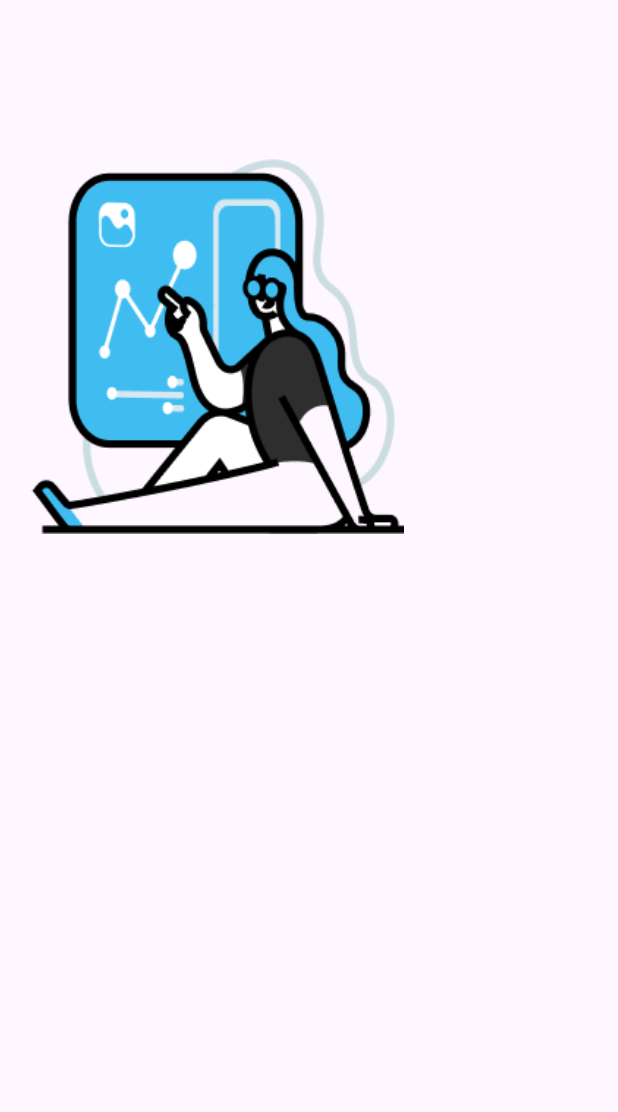
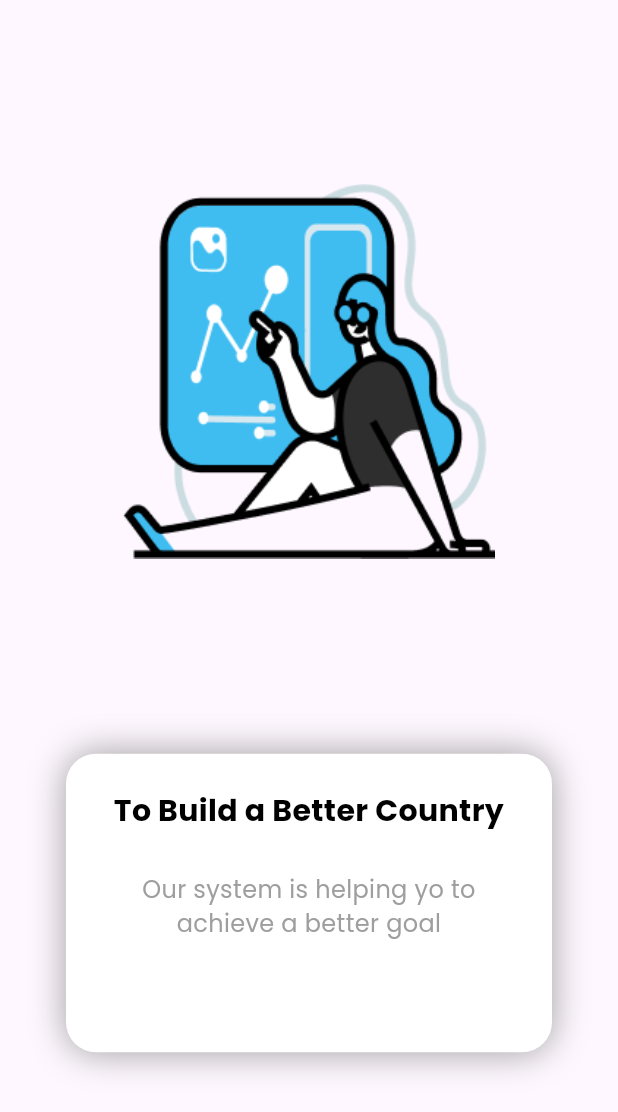
Before and after one commit to Royhan2123/Aplikasi-Mbanking, a Flutter app: the screen it shows after launch, on a phone screen of 412 x 824 dp. Shown: the top 1112 px of the screen. Run offline on Flutter 3.47's test engine with Material 3 defaults, Android fonts, the phone set to English and light mode, and no system bars; drawn by our look-alikes of carousel_slider; our stand-ins replace google_fonts.

Commit message:
on Boarding

```diff
--- a/lib/main.dart
+++ b/lib/main.dart
@@ -1,6 +1,6 @@
 
 import 'package:aplikasi_mbanking/ui/login%20&%20register/login_screen.dart';
-import 'package:aplikasi_mbanking/ui/onBoarding.dart';
+import 'package:aplikasi_mbanking/ui/on_boarding.dart';
 import 'package:aplikasi_mbanking/ui/splash_screen.dart';
 import 'package:flutter/material.dart';
 
--- a/lib/style/color/style_color.dart
+++ b/lib/style/color/style_color.dart
@@ -13,3 +13,6 @@ TextStyle blueStyle = GoogleFonts.poppins(
 TextStyle redStyle = GoogleFonts.poppins(
   color: Colors.red,
 );
+TextStyle greyStyle = GoogleFonts.poppins(
+  color: Colors.grey,
+);
--- a/lib/ui/onBoarding.dart
+++ /dev/null
@@ -1,48 +0,0 @@
-import 'package:carousel_slider/carousel_controller.dart';
-import 'package:flutter/material.dart';
-
-class OnBoarding extends StatefulWidget {
-  const OnBoarding({super.key});
-
-  @override
-  State<OnBoarding> createState() => _OnBoardingState();
-}
-
-class _OnBoardingState extends State<OnBoarding> {
-  int currentIndex = 0;
-  CarouselController controller = CarouselController();
-
-  List<String> title = [
-    "To Build a Better Country",
-    "To Build a Good Portfolio",
-    "Start To Feel a New Life"
-  ];
-
-  List<String> descripsi = [
-    "Our system is helping yo to achieve a better goal",
-    "We provide tips for you so that you can adapt easier",
-    "Our system is helping yo to achieve a better goal"
-  ];
-
-  @override
-  Widget build(BuildContext context) {
-    return Scaffold(
-      body: Container(
-        margin: const EdgeInsets.all(20),
-        child: Column(
-          children: [
-              Container(
-                width: 250,
-                height: 250,
-                margin: const EdgeInsets.only(top: 86),
-                decoration: BoxDecoration(
-                  image: DecorationImage(image:
-                  AssetImage("assets/onBoarding1.png"),)
-                ),
-              ),
-          ],
-        ),
-      ),
-    );
-  }
-}
--- /dev/null
+++ b/lib/ui/on_boarding.dart
@@ -0,0 +1,104 @@
+import 'package:aplikasi_mbanking/style/color/style_color.dart';
+import 'package:carousel_slider/carousel_slider.dart';
+import 'package:flutter/material.dart';
+
+class OnBoarding extends StatefulWidget {
+  const OnBoarding({super.key});
+
+  @override
+  State<OnBoarding> createState() => _OnBoardingState();
+}
+
+class _OnBoardingState extends State<OnBoarding> {
+  int currentIndex = 0;
+  CarouselController controller = CarouselController();
+
+  List<String> title = [
+    "To Build a Better Country",
+    "To Build a Good Portfolio",
+    "Start To Feel a New Life"
+  ];
+
+  List<String> descripsi = [
+    "Our system is helping yo to achieve a better goal",
+    "We provide tips for you so that you can adapt easier",
+    "Our system is helping yo to achieve a better goal"
+  ];
+
+  @override
+  Widget build(BuildContext context) {
+    return Scaffold(
+      body: Container(
+        margin: const EdgeInsets.all(20),
+        child: Center(
+          child: Column(
+            mainAxisAlignment: MainAxisAlignment.center,
+            children: [
+              CarouselSlider(
+                carouselController: controller,
+                items: [
+                  Image.asset("assets/onBoarding1.png"),
+                  Image.asset("assets/onBoarding2.png"),
+                  Image.asset("assets/onBoarding3.png"),
+                ],
+                options: CarouselOptions(
+                  height: 250,
+                  viewportFraction: 1,
+                  enableInfiniteScroll: false,
+                  onPageChanged: (index, reason) {
+                    setState(() {
+                      currentIndex = index;
+                    });
+                  },
+                ),
+              ),
+              const SizedBox(
+                height: 130,
+              ),
+              Container(
+                margin: const EdgeInsets.symmetric(horizontal: 24),
+                padding:
+                    const EdgeInsets.symmetric(horizontal: 22, vertical: 24),
+                decoration: BoxDecoration(
+                  boxShadow: const [
+                    BoxShadow(
+                      color: Colors.grey,
+                      blurRadius: 20,
+                    ),
+                  ],
+                  color: Colors.white,
+                  borderRadius: BorderRadius.circular(20),
+                ),
+                child: Column(
+                  children: [
+                    Text(
+                      title[currentIndex],
+                      textAlign: TextAlign.center,
+                      style: blackStyle.copyWith(
+                        fontSize: 20,
+                        fontWeight: FontWeight.bold,
+                      ),
+                    ),
+                    const SizedBox(
+                      height: 26,
+                    ),
+                    Text(
+                      descripsi[currentIndex],
+                      style: greyStyle.copyWith(
+                        fontSize: 16,
+                      ),
+                      textAlign: TextAlign.center,
+                    ),
+                    SizedBox(
+                      height: currentIndex == 2 ? 38 : 50,
+                    ),
+                  ],
+                ),
+              ),
+            ],
+          ),
+        ),
+      ),
+    );
+  }
+}
```
